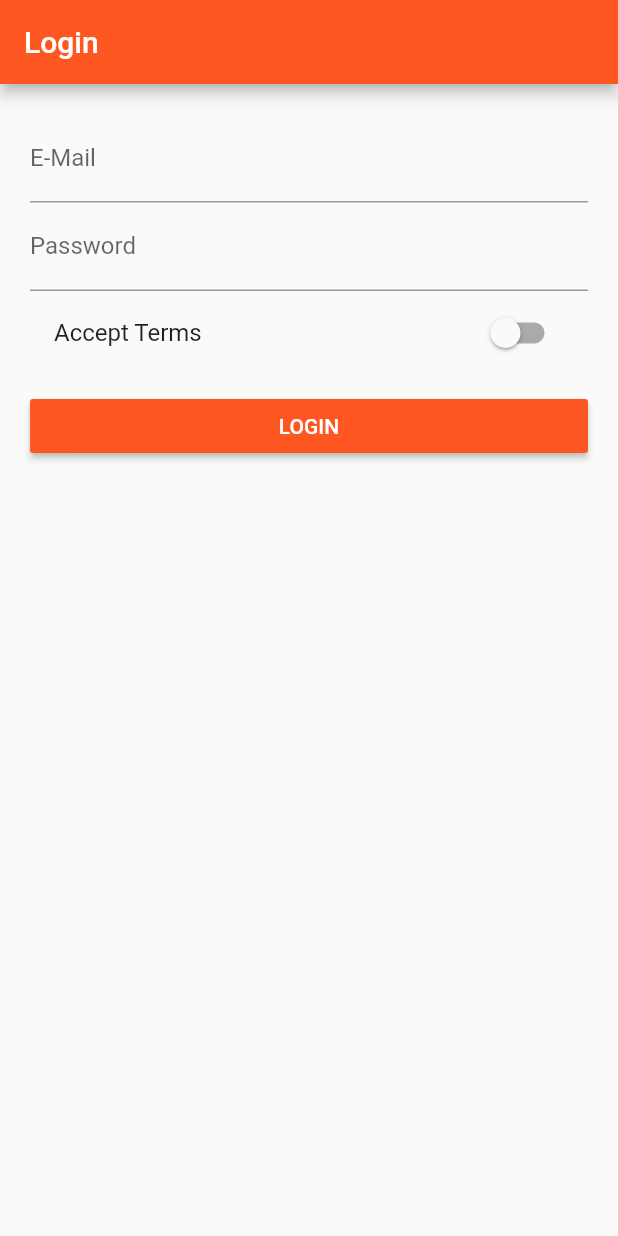
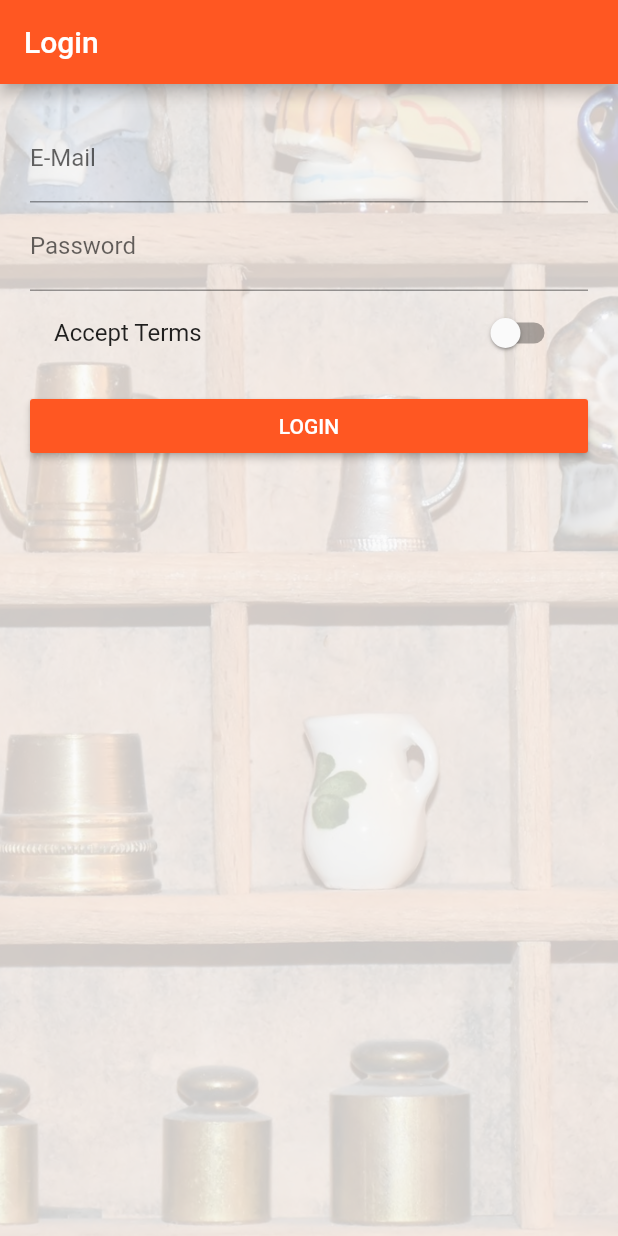
Before and after one commit to 3Cement/first_flutter_app, a Flutter app: the screen it shows after launch, on a phone screen of 412 x 824 dp. Run offline on Flutter 3.47's test engine with Material 2 defaults, Android fonts, the phone set to English and light mode, and no system bars.

Commit message:
Background photo added to auth page

```diff
--- a/lib/pages/auth.dart
+++ b/lib/pages/auth.dart
@@ -19,7 +19,12 @@ class _AuthPageState extends State<AuthPage> {
           title: Text('Login'),
         ),
         body: Container(
-          margin: EdgeInsets.all(20.0),
+          decoration: BoxDecoration(
+              image: DecorationImage(
+                  fit: BoxFit.cover,
+                  colorFilter: ColorFilter.mode(Colors.black.withOpacity(0.2), BlendMode.dstATop) ,
+                  image: AssetImage('assets/background.jpg'))),
+          padding: EdgeInsets.all(20.0),
           child: ListView(
             children: <Widget>[
               TextField(
--- a/pubspec.yaml
+++ b/pubspec.yaml
@@ -39,7 +39,7 @@ flutter:
   # To add assets to your application, add an assets section, like this:
   assets:
    - assets/food.jpg
-  #  - images/a_dot_ham.jpeg
+   - assets/background.jpg
 
   # An image asset can refer to one or more resolution-specific "variants", see
   # https://flutter.io/assets-and-images/#resolution-aware.
```
Also changed, not shown: assets/background.jpg (added).
